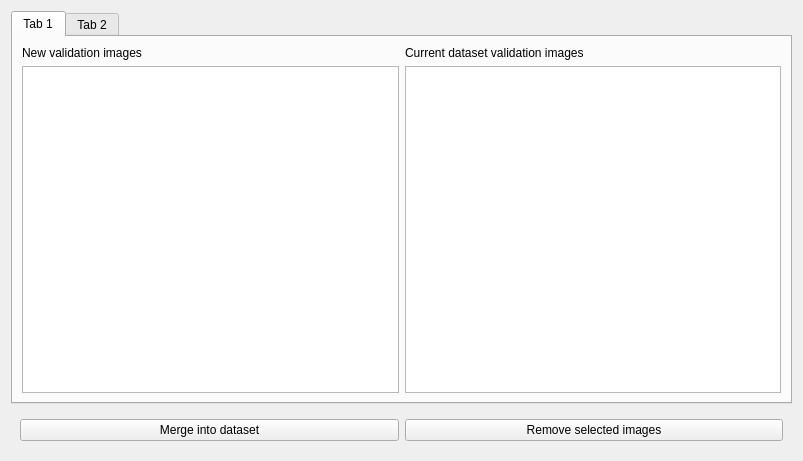
First picture: the form in view/imageinspectionwidget.ui, repository Joensw/RCAIT, before the edit.
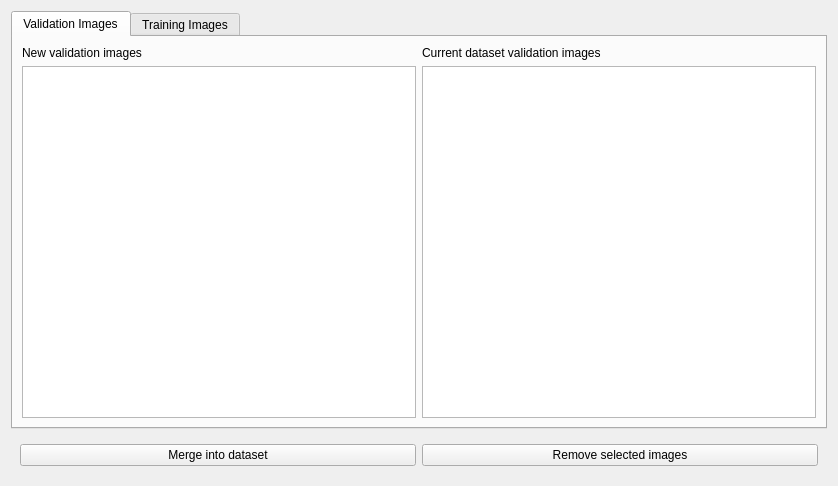
Second picture: the form after the edit. Custom widgets are drawn as their Qt base class.

Commit message: Added tab names

The edit to the form file:
```diff
--- a/view/imageinspectionwidget.ui
+++ b/view/imageinspectionwidget.ui
@@ -6,8 +6,8 @@
    <rect>
     <x>0</x>
     <y>0</y>
-    <width>803</width>
-    <height>461</height>
+    <width>838</width>
+    <height>486</height>
    </rect>
   </property>
   <property name="windowTitle">
@@ -21,7 +21,7 @@
      </property>
      <widget class="QWidget" name="tab_3">
       <attribute name="title">
-       <string>Tab 1</string>
+       <string>Validation Images</string>
       </attribute>
       <layout class="QGridLayout" name="gridLayout_2">
        <item row="1" column="0">
@@ -66,7 +66,7 @@
      </widget>
      <widget class="QWidget" name="tab_4">
       <attribute name="title">
-       <string>Tab 2</string>
+       <string>Training Images</string>
       </attribute>
       <layout class="QGridLayout" name="gridLayout_3">
        <item row="1" column="0">
```
Left out of the diff: 4 changed lines with no effect on the pictures.
